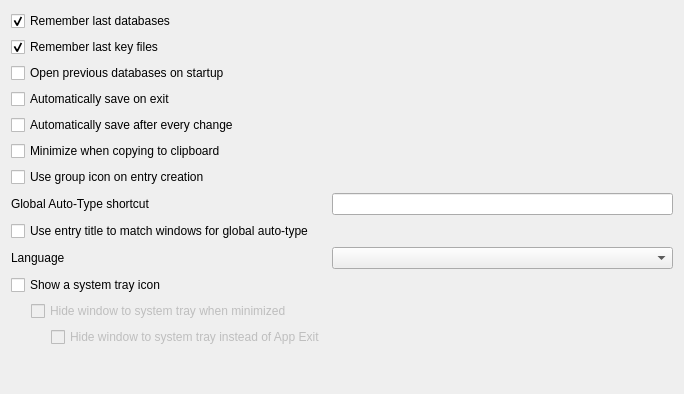
Old version of the form src/gui/SettingsWidgetGeneral.ui in the repository keepassxreboot/keepassxc.
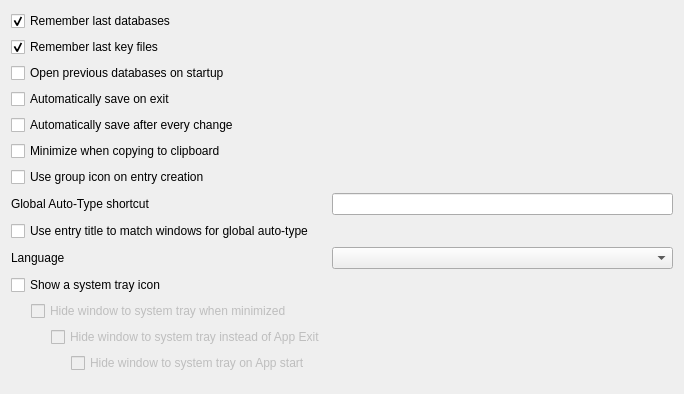
New version of the form. Custom widgets are drawn as their Qt base class.

Commit message: Minimize-On-Startup: new checkbox in ui

The edit to the form file:
```diff
--- a/src/gui/SettingsWidgetGeneral.ui
+++ b/src/gui/SettingsWidgetGeneral.ui
@@ -172,6 +172,36 @@
      </item>
     </layout>
    </item>
+   <item row="13" column="0">
+    <layout class="QHBoxLayout" name="systray3Layout">
+     <property name="sizeConstraint">
+      <enum>QLayout::SetMaximumSize</enum>
+     </property>
+     <item>
+      <spacer name="horizontalSpacer_3">
+       <property name="orientation">
+        <enum>Qt::Horizontal</enum>
+       </property>
+       <property name="sizeHint" stdset="0">
+        <size>
+         <width>60</width>
+         <height>20</height>
+        </size>
+       </property>
+      </spacer>
+     </item>
+     <item>
+      <widget class="QCheckBox" name="systrayMinimizeOnStartup">
+       <property name="enabled">
+        <bool>false</bool>
+       </property>
+       <property name="text">
+        <string>Hide window to system tray on App start</string>
+       </property>
+      </widget>
+     </item>
+    </layout>
+   </item>
   </layout>
  </widget>
  <customwidgets>
```
Left out of the diff: 2 changed lines with no effect on the pictures.
